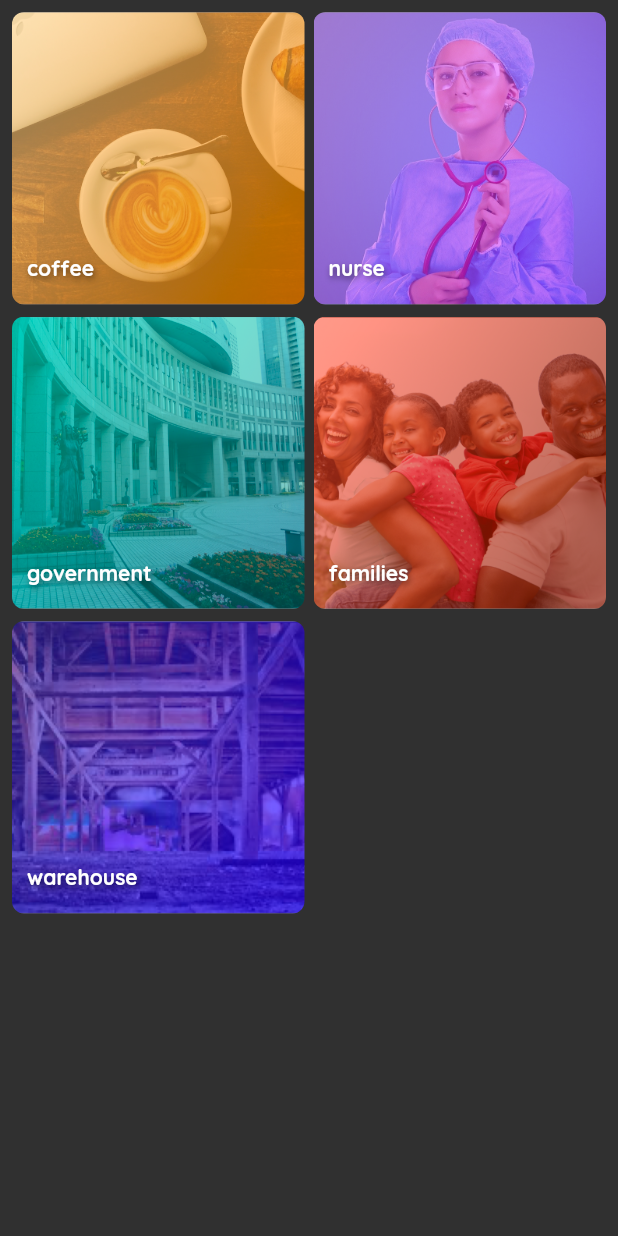
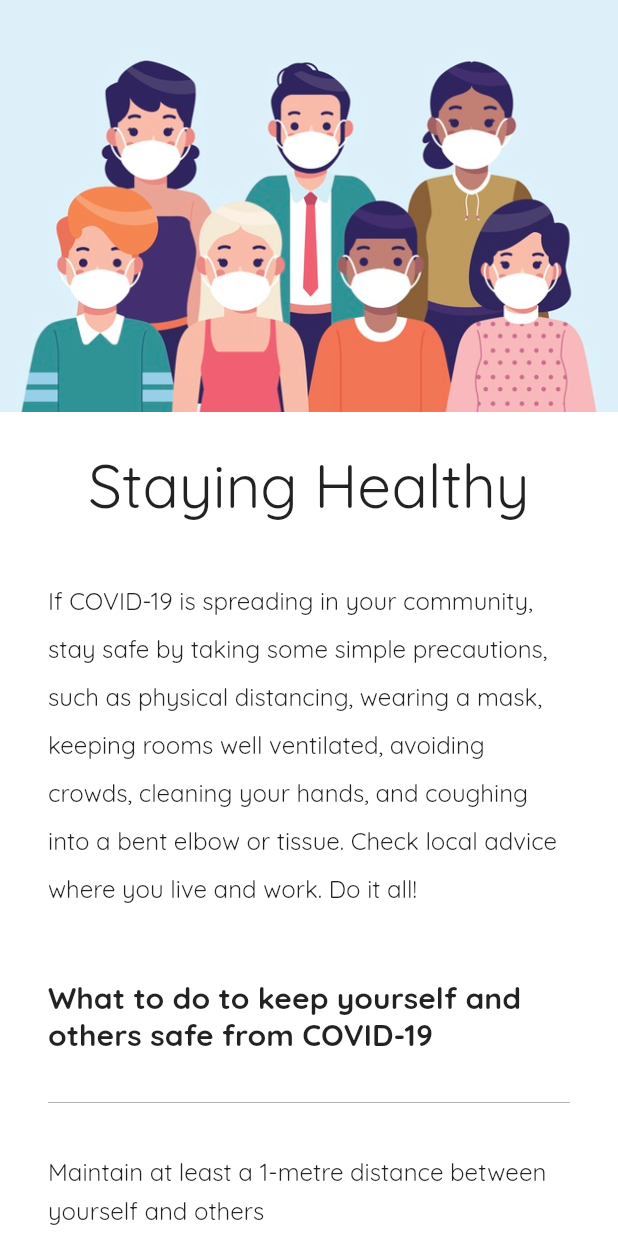
Before and after one commit to amha/covid-watchlist, a Flutter app: the SafetyTips widget shown alone on an empty page, opened directly, on a phone screen of 412 x 824 dp. Run offline on Flutter 3.47's test engine with Material 2 defaults, Android fonts, the phone set to English and light mode, and no system bars; our stand-ins replace fl_chart, google_fonts; network calls fail.

Commit message:
Streamlined app. Removed consumer segment images from safety_tips.dart and replaced with general safety content from WHO. Added start button to launcher.dart

```diff
--- a/lib/view/launcher.dart
+++ b/lib/view/launcher.dart
@@ -7,15 +7,21 @@ import 'package:http/http.dart' as http;
 
 import 'home.dart';
 
-class Launcher extends StatelessWidget {
+class Launcher extends StatefulWidget {
+  @override
+  State<StatefulWidget> createState() => _LauncherState();
+}
+
+class _LauncherState extends State<Launcher> {
+  List<CovidStatistic> globalValues = [];
+  List<Country> countryValues = [];
+  bool showButton = false;
+
   @override
   Widget build(BuildContext context) {
     var client = http.Client();
 
-    void getCovidStats() async {
-      List<CovidStatistic> globalValues = [];
-      List<Country> countryValues = [];
-
+    void getStats() async {
       try {
         // fetch global data
         var globalData = await client.get('https://api.covid19api.com/summary');
@@ -35,13 +41,14 @@ class Launcher extends StatelessWidget {
       } finally {
         client.close();
         Future.delayed(const Duration(microseconds: 600), () {
-          Navigator.of(context).pushReplacement(MaterialPageRoute(
-              builder: (context) => Watchlist(globalValues, countryValues)));
+          setState(() {
+            showButton = true;
+          });
         });
       }
     }
 
-    getCovidStats();
+    getStats();
 
     return Scaffold(
       backgroundColor: Theme.of(context).backgroundColor,
@@ -66,8 +73,39 @@ class Launcher extends StatelessWidget {
               padding: EdgeInsets.all(24),
               height: 100,
               width: 100,
-              child: CircularProgressIndicator(
-                  strokeWidth: 3, backgroundColor: Colors.white),
+              child: Visibility(
+                visible: showButton ? false : true,
+                child: CircularProgressIndicator(
+                    strokeWidth: 3,
+                    backgroundColor: Theme.of(context).primaryColorDark),
+              ),
+            ),
+            Container(
+              padding: EdgeInsets.all(16),
+              height: 80,
+              width: 120,
+              child: Visibility(
+                visible: showButton ? true : false,
+                child: RaisedButton(
+                  child: Text(
+                    'Start',
+                    style: TextStyle(
+                        color: Colors.white,
+                        fontSize: 18,
+                        fontWeight: FontWeight.bold),
+                  ),
+                  textColor: Colors.white,
+                  color: Theme.of(context).primaryColor,
+                  shape: RoundedRectangleBorder(
+                    borderRadius: BorderRadius.circular(30.0),
+                  ),
+                  onPressed: () {
+                    Navigator.of(context).pushReplacement(MaterialPageRoute(
+                        builder: (context) =>
+                            Watchlist(globalValues, countryValues)));
+                  },
+                ),
+              ),
             )
           ],
         ),
--- a/lib/view/safety_tips.dart
+++ b/lib/view/safety_tips.dart
@@ -1,67 +1,74 @@
 import 'package:flutter/material.dart';
 
 class SafetyTips extends StatelessWidget {
-  final List<String> categories = [
-    "coffee",
-    "nurse",
-    "government",
-    "families",
-    "warehouse"
-  ];
-
   @override
   Widget build(BuildContext context) {
-    return GridView.builder(
-      padding: EdgeInsets.fromLTRB(8, 8, 8, 0),
-      gridDelegate: SliverGridDelegateWithFixedCrossAxisCount(
-          mainAxisSpacing: 8,
-          crossAxisSpacing: 6,
-          crossAxisCount: 2,
-          childAspectRatio: 1),
-      itemBuilder: (BuildContext context, int index) {
-        return SizedBox(
-          width: 200,
-          height: 200,
-          child: Stack(
+    return Container(
+      color: Colors.white,
+      child: SingleChildScrollView(
+        child: Column(
+          mainAxisAlignment: MainAxisAlignment.center,
           children: [
             Container(
-                width: 200,
-                height: 200,
-                clipBehavior: Clip.antiAlias,
-                decoration: BoxDecoration(
-                  borderRadius: BorderRadius.all(
-                    Radius.circular(8),
+              margin: EdgeInsets.all(0),
+              child: Image.asset('assets/healthy.jpg'),
             ),
-                ),
-                child: Image.asset(
-                  'assets/categories/' + categories[index] + '.png',
-                  fit: BoxFit.fitHeight,
+            Container(
+              margin: EdgeInsets.all(24),
+              child: Text(
+                "Staying Healthy",
+                style: TextStyle(fontSize: 40),
               ),
             ),
             Container(
-                width: 200,
-                height: 190,
-                padding: EdgeInsets.all(10),
-                alignment: Alignment.bottomLeft,
+              margin: EdgeInsets.fromLTRB(32, 8, 32, 16),
+              alignment: Alignment.center,
               child: Text(
-                  categories[index],
+                'If COVID-19 is spreading in your community, stay safe by taking some simple precautions, such as physical distancing, wearing a mask, keeping rooms well ventilated, avoiding crowds, cleaning your hands, and coughing into a bent elbow or tissue. Check local advice where you live and work. Do it all!',
                 style: TextStyle(
-                      color: Colors.white,
-                      fontWeight: FontWeight.bold,
-                      shadows: [
-                        Shadow(
-                          blurRadius: 5.0,
-                          color: Colors.black54,
-                          offset: Offset(1.0, 2.0),
+                  fontSize: 16,
+                  height: 2,
                 ),
-                      ]),
+              ),
+            ),
+            Container(
+              margin: EdgeInsets.all(32),
+              child: Text(
+                "What to do to keep yourself and others safe from COVID-19",
+                style: TextStyle(fontSize: 20, fontWeight: FontWeight.bold),
+              ),
+            ),
+            Divider(
+              height: 1,
+              color: Colors.black,
+              thickness: .2,
+              indent: 32,
+              endIndent: 32,
+            ),
+            Container(
+              margin: EdgeInsets.all(32),
+              child: Text(
+                'Maintain at least a 1-metre distance between yourself and others',
+                style: TextStyle(fontSize: 16, height: 1.6),
+              ),
+            ),
+            Divider(
+              height: 1,
+              color: Colors.black,
+              thickness: .2,
+              indent: 32,
+              endIndent: 32,
+            ),
+            Container(
+              margin: EdgeInsets.all(32),
+              child: Text(
+                'Make wearing a mask a normal part of being around other people',
+                style: TextStyle(fontSize: 16, height: 1.6),
               ),
             )
           ],
         ),
-        );
-      },
-      itemCount: categories.length,
+      ),
     );
   }
 }
--- a/pubspec.yaml
+++ b/pubspec.yaml
@@ -26,10 +26,5 @@ flutter:
   uses-material-design: true
 
   assets:
-    - assets/categories/coffee.png
-    - assets/categories/nurse.png
-    - assets/categories/government.png
-    - assets/categories/families.png
-    - assets/categories/warehouse.png
     - assets/Play/logo.png
     - assets/healthy.jpg
```
Also changed, not shown: lib/view/country_detail.dart (+94 -26 lines), assets/categories/coffee.jpg (deleted), assets/categories/coffee.png (deleted), assets/categories/families.jpg (deleted), assets/categories/families.png (deleted), assets/categories/government.jpg (deleted), assets/categories/government.png (deleted), assets/categories/nurse.jpg (deleted), assets/categories/nurse.png (deleted), assets/categories/warehouse.jpg (deleted), assets/categories/warehouse.png (deleted). Lines whose indentation alone changed are shown as unchanged.
